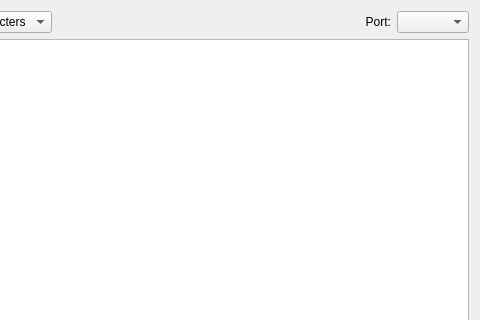
Old version of the form mcbuilder/trunk/layouts/usbmonitor.ui in the repository makingthings/makecontroller; both pictures show x 101 to 581 and y 0 to 320 of the 581 by 563 pixel window.
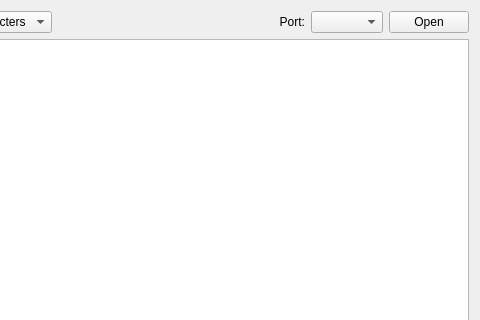
New version of the form.

Diff of the .ui file:
```diff
--- a/mcbuilder/trunk/layouts/usbmonitor.ui
+++ b/mcbuilder/trunk/layouts/usbmonitor.ui
@@ -78,6 +78,16 @@
        </property>
       </widget>
      </item>
+     <item>
+      <widget class="QPushButton" name="openCloseButton" >
+       <property name="text" >
+        <string>Open</string>
+       </property>
+       <property name="autoDefault" >
+        <bool>false</bool>
+       </property>
+      </widget>
+     </item>
     </layout>
    </item>
    <item>
```
